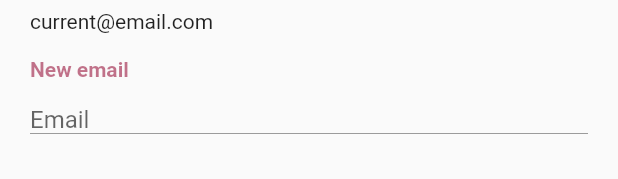
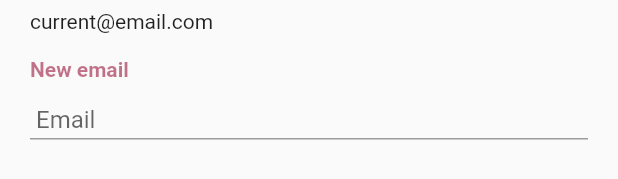
Before and after one commit to amino-health/quantify-app, a Flutter app: the Profile widget shown alone on an empty page, opened directly, after a tap on "Email", on a phone screen of 412 x 824 dp. Shown: the part 153-332 px from the top of the screen. Run offline on Flutter 3.47's test engine with Material 2 defaults, Android fonts, the phone set to English and light mode, and no system bars; our stand-ins replace flutter_svg, google_fonts, settings_ui, syncfusion_flutter_charts; missing offline and left inert: lipsum.

Commit message:
Minor fixes to tosScreen and som fixes with profile view

```diff
--- a/quantify_app/lib/screens/change.dart
+++ b/quantify_app/lib/screens/change.dart
@@ -59,10 +59,12 @@ class _ChangeState extends State<Change> {
               ),
             ),
             Container(
-              padding: const EdgeInsets.only(top: 16),
+              padding: const EdgeInsets.only(top: 12),
               child: TextFormField(
                 controller: _inputController,
-                decoration: InputDecoration.collapsed(
+                decoration: InputDecoration(
+                  contentPadding: EdgeInsets.all(4),
+                  isDense: true,
                   hintText: '${_change[0].toUpperCase()}${_change.substring(1)}',
                   border: UnderlineInputBorder(),
                 ),
```
Also changed, not shown: quantify_app/lib/screens/profileScreen.dart (+17 -4 lines), quantify_app/lib/screens/tos.dart (+8 -7 lines).
